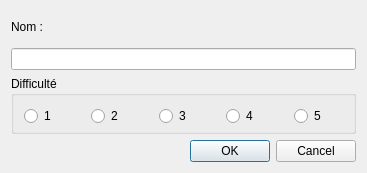
The window that app/newgamedialog.ui (vicbl/Trebuchet) describes before a commit, drawn with Qt 5.
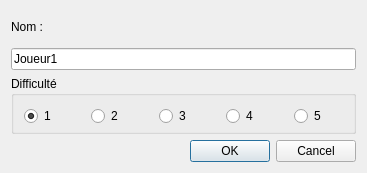
The same window after the commit.

What changed in the file:
```diff
--- a/app/newgamedialog.ui
+++ b/app/newgamedialog.ui
@@ -26,7 +26,11 @@
         </widget>
        </item>
        <item>
-        <widget class="QLineEdit" name="_nomJoueur"/>
+        <widget class="QLineEdit" name="_nomJoueur">
+         <property name="text">
+          <string>Joueur1</string>
+         </property>
+        </widget>
        </item>
       </layout>
      </item>
@@ -35,7 +39,7 @@
        <property name="title">
         <string>Difficulté</string>
        </property>
-       <widget class="QWidget" name="">
+       <widget class="QWidget" name="layoutWidget">
         <property name="geometry">
          <rect>
           <x>13</x>
@@ -50,6 +54,9 @@
            <property name="text">
             <string>1</string>
            </property>
+           <property name="checked">
+            <bool>true</bool>
+           </property>
           </widget>
          </item>
          <item>
```
Left out of the diff: 3 changed lines with no effect on the pictures.
